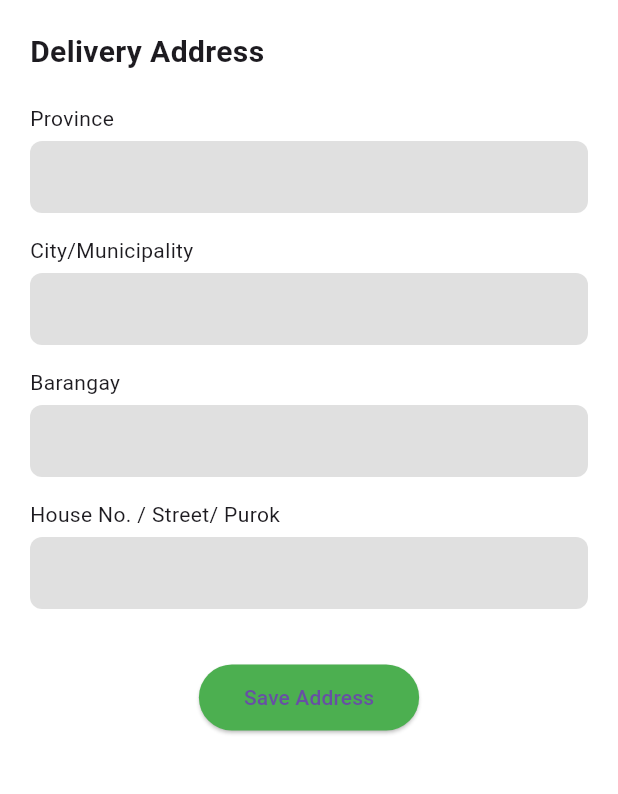
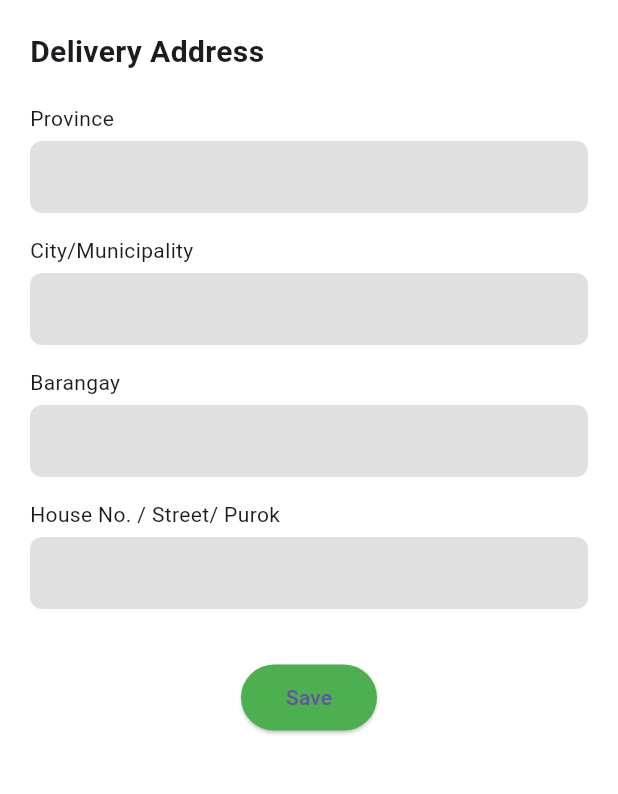
Before and after one commit to pards8/Capstone-App, a Flutter app: the screen it shows after launch, on a phone screen of 412 x 824 dp, the part 90-884 px from its top. Run offline on Flutter 3.47's test engine with Material 3 defaults, Android fonts, the phone set to English and light mode, and no system bars.

Commit message:
Delivery_Login Jael

```diff
--- a/lib/pages/address_page.dart
+++ b/lib/pages/address_page.dart
@@ -122,7 +122,7 @@ class AddressPage extends StatelessWidget {
                   padding: const EdgeInsets.symmetric(horizontal: 30, vertical: 12),
                 ),
                 onPressed: () {},
-                child: const Text("Save Address"),
+                child: const Text("Save"),
               ),
             ),
           ],
```
